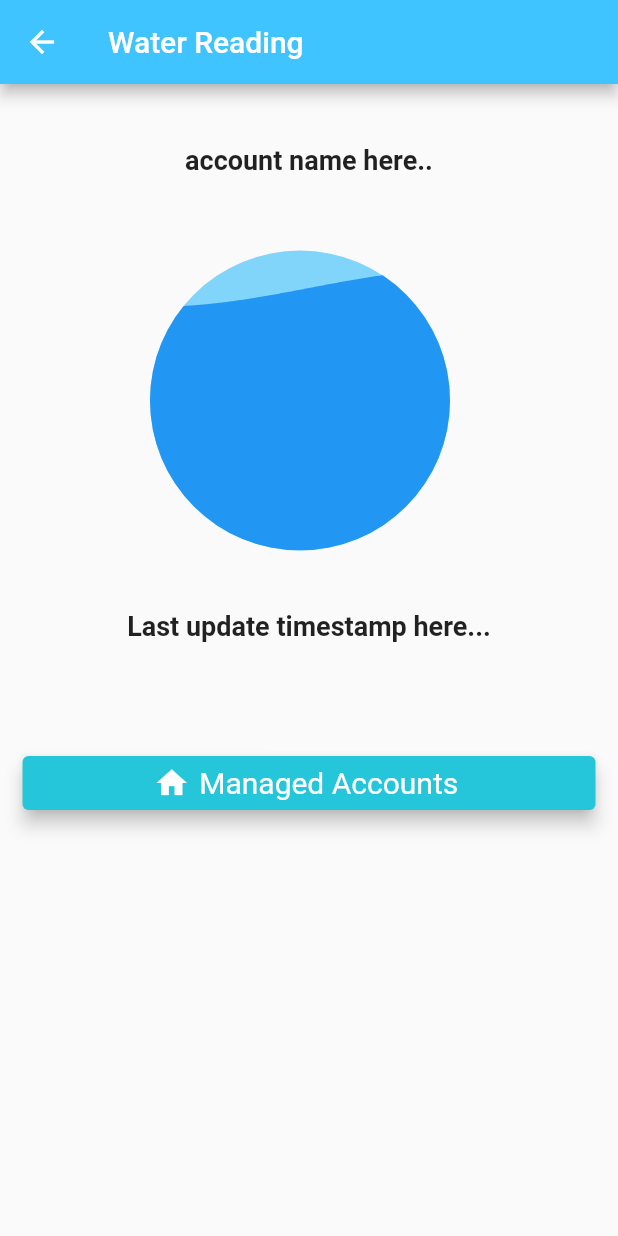
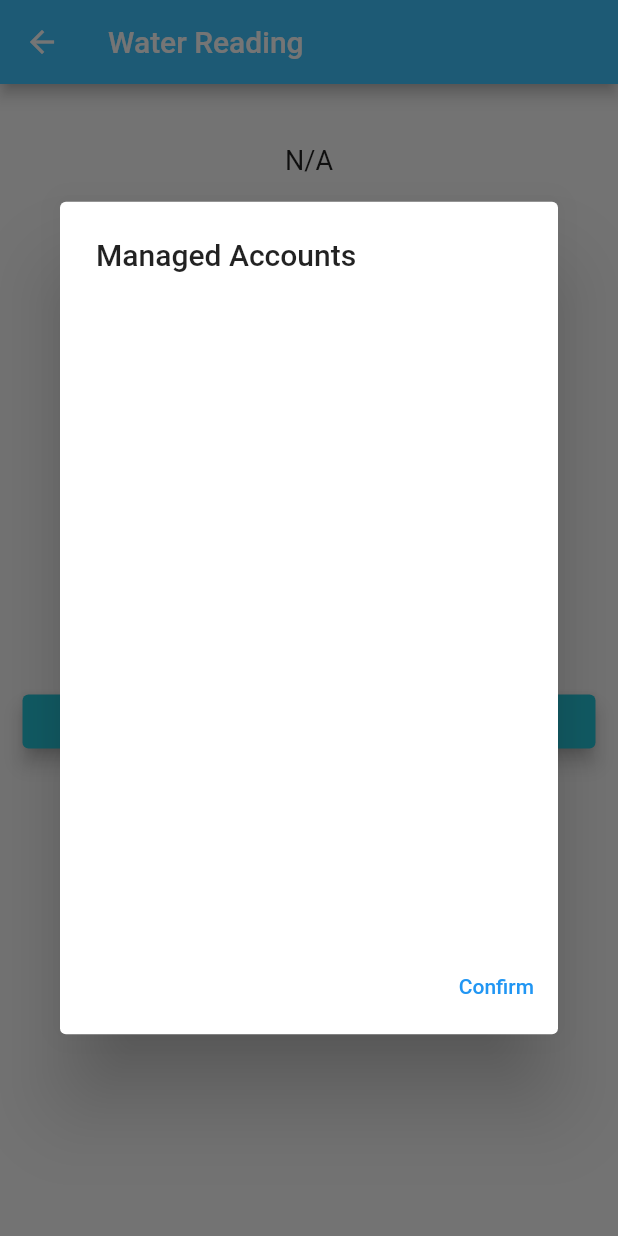
Before and after one commit to Reo98105/Smart-Water-Metering-System, a Flutter app: the WaterReading screen opened directly, after a tap on "Managed Accounts", on a phone screen of 412 x 824 dp. Run offline on Flutter 3.47's test engine with Material 2 defaults, Android fonts, the phone set to English and light mode, and no system bars; our stand-ins replace liquid_progress_indicator, shared_preferences; missing offline and left inert: mysql1; accounts and stored records are empty.

Commit message:
completed water reading module (exclude refresh page), fix minor bug in profile module

```diff
--- a/lib/DAO/accountDAO.dart
+++ b/lib/DAO/accountDAO.dart
@@ -52,6 +52,7 @@ class AccountDAO {
     List<String> accounts = [];
     //get the whole list
     String ps = 'select accNumber from supervision where user_ID = ?';
+
     try {
       var connect = await conn.getConnection();
       var results = await connect.query(ps, [userid]);
@@ -66,4 +67,24 @@ class AccountDAO {
     }
     return accounts;
   }
+
+  //get account's nickname
+  Future<String> getAccName(var accNumber) async {
+    String accNickname;
+
+    String ps = 'select accNickname from supervision where accNumber = ?';
+
+    try {
+      var connect = await conn.getConnection();
+      var results = await connect.query(ps, [accNumber]);
+      for (var row in results) {
+        accNickname = row['accNickname'];
+      }
+      connect.close();
+    } catch (e, stacktrace) {
+      print(e);
+      print(stacktrace);
+    }
+    return accNickname;
+  }
 }
--- a/lib/DAO/readingDAO.dart
+++ b/lib/DAO/readingDAO.dart
@@ -1,18 +1,47 @@
 import 'package:swms_user_auth_module/DBConnection/mysql.dart';
 
-class ReadingDAO{
+class ReadingDAO {
   var conn = new Mysql();
 
   //get readings from database
-  Future<double> getReading(int accNumber) async {
+  Future<double> getReading(var accNumber) async {
     double reading = 0;
-    String ps = 'select waterUsage from waterreading where accNumber = ?';
+
+    String ps =
+        'select waterUsage from meterreading where accNumber = ?';
     var connect = await conn.getConnection();
     var results = await connect.query(ps, [accNumber]);
-    for (var row in results) {
-      reading = row[0];
+
+    try {
+      for (var row in results) {
+        reading = row['waterUsage'];
+      }
+      connect.close();
+    } catch (e, stacktrace) {
+      print(e);
+      print(stacktrace);
     }
-    connect.close();
+    print(reading);
     return reading;
   }
+
+  Future getTimeStamp(var accNumber) async{
+    DateTime timeStamp;
+
+    String ps = 'select timeStamp from meterreading where accNumber = ?';
+    var connect = await conn.getConnection();
+    var results = await connect.query(ps, [accNumber]);
+
+    try {
+      for (var row in results) {
+        timeStamp = row['timeStamp'];
+      }
+      connect.close();
+    } catch (e, stacktrace) {
+      print(e);
+      print(stacktrace);
+    }
+    print(timeStamp);
+    return timeStamp;
+  }
 }
--- /dev/null
+++ b/lib/Model/reading.dart
@@ -0,0 +1,6 @@
+class Reading{
+  var timeStamp;
+  double reading;
+
+  Reading();
+}
--- a/lib/addAcc.dart
+++ b/lib/addAcc.dart
@@ -191,9 +191,6 @@ class _AddAccState extends State<AddAcc> {
     String acc = accNo.text;
     String accName = nick.text;
     String pwd = pw.text;
-    print(_getPwd());
-    print(_getUserid());
-    print(pwd);
     //check if form empty and password are same
     if (_formKey.currentState.validate() && (pwd == _getPwd())) {
       try {
--- a/lib/showAlert.dart
+++ b/lib/showAlert.dart
@@ -1,6 +1,5 @@
 import 'package:flutter/material.dart';
 import 'package:swms_user_auth_module/dashboard.dart';
-import 'package:swms_user_auth_module/login.dart';
 
 class ShowAlert {
   //processing alert dialog
--- a/lib/updateProfile.dart
+++ b/lib/updateProfile.dart
@@ -42,6 +42,11 @@ class _UpdateProfileState extends State<UpdateProfile> {
 
   @override
   void initState() {
+    super.initState();
+    getPassword();
+    _getOldPw();
+    getId();
+    _getId();
     if (widget.user == null) widget.user = new User.def();
     oldpw = TextEditingController();
     oldpw.text = widget.user.password;
@@ -49,7 +54,6 @@ class _UpdateProfileState extends State<UpdateProfile> {
     newpw.text = widget.user.password1;
     renewpw = TextEditingController();
     renewpw.text = widget.user.password2;
-    super.initState();
   }
 
   @override
@@ -191,8 +195,6 @@ class _UpdateProfileState extends State<UpdateProfile> {
   //handle update request
   Future<void> _handleUpdate(BuildContext context) async {
     String oldpass = oldpw.text;
-    print(_getOldPw());
-    print(_getId());
     if (_formKey.currentState.validate() && (oldpass == _getOldPw())) {
       String newpass = newpw.text;
       widget.showAlert.showLoadingDialog(context); //show loading pop up
--- a/lib/waterReading.dart
+++ b/lib/waterReading.dart
@@ -1,8 +1,10 @@
 import 'dart:ui';
 import 'package:flutter/material.dart';
+import 'package:intl/intl.dart';
 import 'package:liquid_progress_indicator/liquid_progress_indicator.dart';
 import 'package:shared_preferences/shared_preferences.dart';
 import 'package:swms_user_auth_module/DAO/accountDAO.dart';
+import 'package:swms_user_auth_module/DAO/readingDAO.dart';
 import 'package:swms_user_auth_module/Model/account.dart';
 
 class WaterReading extends StatefulWidget {
@@ -12,8 +14,20 @@ class WaterReading extends StatefulWidget {
 
 class _WaterReadingState extends State<WaterReading> {
   int id;
+  Account account;
+  var selectedAccount;
 
   AccountDAO accountDAO = new AccountDAO();
+  ReadingDAO readingDAO = new ReadingDAO();
+
+  @override
+  void initState() {
+    super.initState();
+    //call the future list*
+    getUserid();
+    _getUserid();
+    getAcc();
+  }
 
   @override
   Widget build(BuildContext context) {
@@ -30,9 +44,25 @@ class _WaterReadingState extends State<WaterReading> {
             Container(
               alignment: Alignment.center,
               padding: EdgeInsets.only(top: 40.0),
-              child: Text(
-                'account name here..',
-                style: TextStyle(fontSize: 18.0, fontWeight: FontWeight.bold),
+              child: FutureBuilder(
+                future: getAccName(),
+                builder: (context, snapshot) {
+                  if (snapshot.hasData) {
+                    return Text(
+                      '${snapshot.data}',
+                      style: TextStyle(
+                        fontWeight: FontWeight.bold,
+                        fontSize: 18.0,
+                      ),
+                      textAlign: TextAlign.justify,
+                    );
+                  } else {
+                    return Text(
+                      'N/A',
+                      style: TextStyle(fontSize: 18.0),
+                    );
+                  }
+                },
               ),
             ),
             Container(
@@ -43,34 +73,78 @@ class _WaterReadingState extends State<WaterReading> {
                 direction: Axis.vertical,
                 shapePath: _buildCirclePath(),
                 //display reading of the account here
-                /*center: FutureBuilder(
-                      future: ,
+                center: FutureBuilder<double>(
+                  future: getUsage(),
                   builder: (context, snapshot) {
                     if (snapshot.hasData) {
                       return Text(
-                            snapshot.data,
+                        '${snapshot.data.toString()} \nLitres',
                         style: TextStyle(
-                                fontWeight: FontWeight.bold, fontSize: 18.0),
+                          fontWeight: FontWeight.bold,
+                          fontSize: 30.0,
+                        ),
+                        textAlign: TextAlign.center,
                       );
                     } else {
-                          return Text('Loading...');
+                      return Text('N/A');
                     }
                   },
-                    ),*/
+                ),
               ),
             ),
             Container(
                 padding: EdgeInsets.symmetric(vertical: 40.0),
                 alignment: Alignment.center,
-                child: Text(
-                  'Last update timestamp here...',
-                  style: TextStyle(fontSize: 18.0, fontWeight: FontWeight.bold),
+                child: FutureBuilder(
+                  future: getTimeStamp(),
+                  builder: (context, snapshot) {
+                    if (snapshot.hasData) {
+                      return Text(
+                        'Last updated: ${snapshot.data.toString()}',
+                        style: TextStyle(
+                          fontWeight: FontWeight.bold,
+                          fontSize: 18.0,
+                        ),
+                        textAlign: TextAlign.justify,
+                      );
+                    }
+                    if (snapshot.hasData == null) {
+                      return Text(
+                        'N/A',
+                        style: TextStyle(fontSize: 18.0),
+                      );
+                    } else {
+                      return Container();
+                    }
+                  },
                 )),
             Container(
               margin: EdgeInsets.symmetric(horizontal: 15.0, vertical: 30.0),
               child: ElevatedButton.icon(
-                //show listtile
-                onPressed: () {},
+                onPressed: () {
+                  showDialog(
+                      context: context,
+                      builder: (context) {
+                        return StatefulBuilder(builder: (context, setState) {
+                          return AlertDialog(
+                              actions: <Widget>[
+                                TextButton(
+                                  onPressed: () {
+                                    //pop dialog
+                                    Navigator.of(context).pop(true);
+                                    //call function do something to update UI
+                                    setState(() {
+                                      getFutures();
+                                    });
+                                  },
+                                  child: Text('Confirm'),
+                                ),
+                              ],
+                              title: Text('Managed Accounts'),
+                              content: showList());
+                        });
+                      });
+                },
                 icon: Icon(Icons.home),
                 label: Text('Managed Accounts'),
                 style: ElevatedButton.styleFrom(
@@ -87,37 +161,48 @@ class _WaterReadingState extends State<WaterReading> {
   }
 
   //show a list of managed accounts
-  Widget showList() {
+  showList() {
     return Container(
+      height: 400.0,
+      width: 300.0,
       child: FutureBuilder<List>(
         future: getAcc(),
         builder: (context, snapshot) {
           if (snapshot.connectionState == ConnectionState.done ||
               snapshot.hasData) {
-              return ListView.builder(
+            return StatefulBuilder(
+                builder: (BuildContext context, _setState) => ListView.builder(
                     scrollDirection: Axis.vertical,
                     shrinkWrap: true,
                     itemCount: snapshot.data.length,
                     itemBuilder: (context, index) {
                       Account account = snapshot.data[index];
                       //item data here
-                    return Container(
-                        child: Card(
+                      return Card(
                         child: Column(children: <Widget>[
-                        /*ListTile(
-                                    leading: Icon(Icons.home),
+                          Container(
+                              child: RadioListTile(
+                            value: account.accNumber,
+                            groupValue: selectedAccount,
                             title: Text('${account.accNickname}'),
-                                    subtitle: Text('${account.accNumber}'))*/
+                            subtitle: Text('${account.accNumber}'),
+                            onChanged: (account) {
+                              _setState(() => selectedAccount = account);
+                            },
+                            selected: selectedAccount == account,
+                            activeColor: Colors.blueAccent,
+                          ))
                         ]),
-                    ));
-                  });
+                      );
+                    }));
           }
           if (snapshot.hasData == null) {
             return Center(child: Text('No account has been added.'));
           } else {
             return Center(child: CircularProgressIndicator());
           }
-          }),
+        },
+      ),
     );
   }
 
@@ -136,9 +221,37 @@ class _WaterReadingState extends State<WaterReading> {
     return id;
   }
 
+  //return accounts list
   Future<List> getAcc() async {
     List account = await accountDAO.getAcc(_getUserid());
     return account;
+  }
+
+  //return usage reading
+  Future<double> getUsage() async {
+    double readings = await readingDAO.getReading(selectedAccount);
+    return readings;
+  }
+
+  //return timeStamp
+  Future getTimeStamp() async {
+    DateTime timeStamp = await readingDAO.getTimeStamp(selectedAccount);
+    if (timeStamp != null) {
+      String formatted = DateFormat('EEE, d MMM - kk:mm:ss').format(timeStamp);
+      return formatted;
+    }
+  }
+
+  //return account's nickname
+  Future<String> getAccName() async {
+    String accNickname = await accountDAO.getAccName(selectedAccount);
+    return accNickname;
+  }
+
+  getFutures() async {
+    getUsage();
+    getTimeStamp();
+    getAccName();
   }
 }
 
@@ -146,6 +259,6 @@ class _WaterReadingState extends State<WaterReading> {
 Path _buildCirclePath() {
   return Path()
     ..moveTo(100, 200)
-    ..addOval(Rect.fromCircle(center: Offset(200, 150), radius: 100))
+    ..addOval(Rect.fromCircle(center: Offset(195, 130), radius: 100))
     ..close();
 }
--- a/pubspec.yaml
+++ b/pubspec.yaml
@@ -30,6 +30,7 @@ dependencies:
   # Use with the CupertinoIcons class for iOS style icons.
   cupertino_icons: ^1.0.0
   liquid_progress_indicator: ^0.3.2
+  intl: ^0.17.0
 
 dev_dependencies:
   flutter_test:
```
Also changed, not shown: pubspec.lock. Lines whose indentation alone changed are shown as unchanged.
